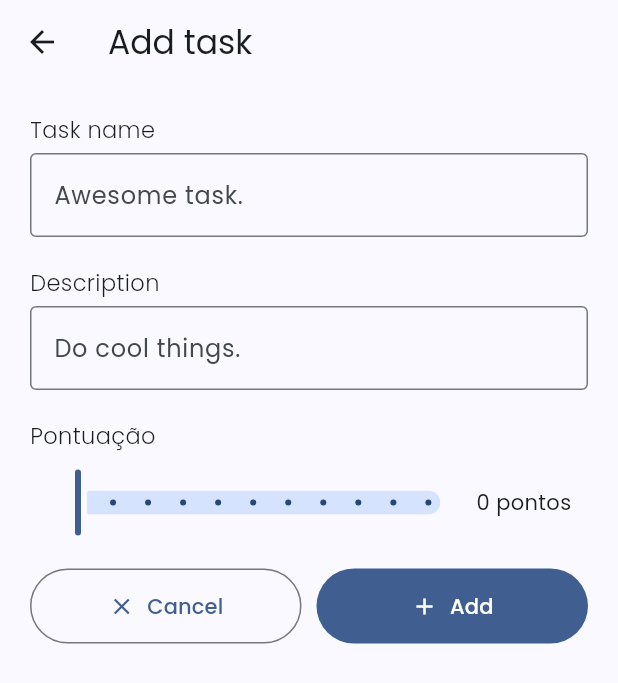
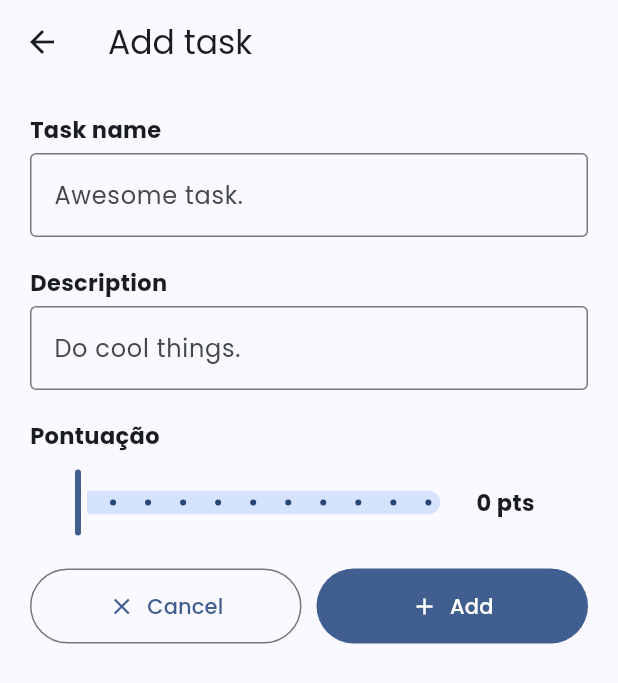
Before and after one commit to murilomonte/todo_app, a Flutter app: the screen it shows after launch, after a tap on "Add task", on a phone screen of 412 x 824 dp. Shown: the top 683 px of the screen. Run offline on Flutter 3.47's test engine with Material 3 defaults, Android fonts, the phone set to English and light mode, and no system bars; our stand-ins replace google_fonts.

Commit message:
feat: melhorias na interface

```diff
--- /dev/null
+++ b/devtools_options.yaml
@@ -0,0 +1,3 @@
+description: This file stores settings for Dart & Flutter DevTools.
+documentation: https://docs.flutter.dev/tools/devtools/extensions#configure-extension-enablement-states
+extensions:
--- a/lib/providers/todo_provider.dart
+++ b/lib/providers/todo_provider.dart
@@ -12,7 +12,7 @@ class TodoProvider extends ChangeNotifier {
   // Adiciona uma task
   void addTask({
     String? title,
-    String? description = 'Without description.',
+    String? description,
     double? points = 0,
   }) {
     // Overengineering? Maybe
--- a/lib/views/add_task_page.dart
+++ b/lib/views/add_task_page.dart
@@ -37,7 +37,7 @@ class _AddtaskPageState extends State<AddtaskPage> {
                       'Task name',
                       style: TextStyle(
                         fontSize: 15,
-                        fontWeight: FontWeight.w300,
+                        fontWeight: FontWeight.bold,
                       ),
                     ),
                     SizedBox(height: 5),
@@ -59,7 +59,7 @@ class _AddtaskPageState extends State<AddtaskPage> {
                       'Description',
                       style: TextStyle(
                         fontSize: 15,
-                        fontWeight: FontWeight.w300,
+                        fontWeight: FontWeight.bold,
                       ),
                     ),
                     SizedBox(height: 5),
@@ -78,7 +78,7 @@ class _AddtaskPageState extends State<AddtaskPage> {
               SizedBox(height: 20),
               Text(
                 'Pontuação',
-                style: TextStyle(fontSize: 15, fontWeight: FontWeight.w300),
+                style: TextStyle(fontSize: 15, fontWeight: FontWeight.bold),
               ),
               SizedBox(height: 10),
               Row(
@@ -99,7 +99,7 @@ class _AddtaskPageState extends State<AddtaskPage> {
                       },
                     ),
                   ),
-                  Expanded(flex: 2, child: Text('${_points.toInt()} pontos')),
+                  Expanded(flex: 2, child: Text('${_points.toInt()} pts', style: TextStyle(fontSize: 15, fontWeight: FontWeight.bold))),
                 ],
               ),
               SizedBox(height: 20),
--- a/lib/views/navigation.dart
+++ b/lib/views/navigation.dart
@@ -15,21 +15,30 @@ class _NavigationState extends State<Navigation> {
   Widget build(BuildContext context) {
     return Scaffold(
       bottomNavigationBar: NavigationBar(
+        //labelBehavior: NavigationDestinationLabelBehavior.alwaysHide,
         onDestinationSelected: (value) {
           setState(() {
             counter = value;
           });
         },
+        indicatorShape: RoundedRectangleBorder(
+          borderRadius: BorderRadius.circular(10),
+        ),
         selectedIndex: counter,
         destinations: [
-          NavigationDestination(icon: Icon(Icons.home_outlined) , selectedIcon: Icon(Icons.home), label: 'Home'),
-          NavigationDestination(icon: Icon(Icons.settings_outlined) , selectedIcon: Icon(Icons.settings), label: 'Settings'),
+          NavigationDestination(
+            icon: Icon(Icons.home_outlined),
+            selectedIcon: Icon(Icons.home),
+            label: 'Home',
+          ),
+          NavigationDestination(
+            icon: Icon(Icons.settings_outlined),
+            selectedIcon: Icon(Icons.settings),
+            label: 'Settings',
+          )
         ],
       ),
-      body: [
-        HomePage(),
-        SettingsPage(),
-      ][counter],
+      body: [HomePage(), SettingsPage()][counter],
     );
   }
 }
```
Also changed, not shown: lib/widgets/task_info_bottom_sheet.dart (+8 -6 lines), lib/widgets/task_tab.dart (+17 -7 lines).
